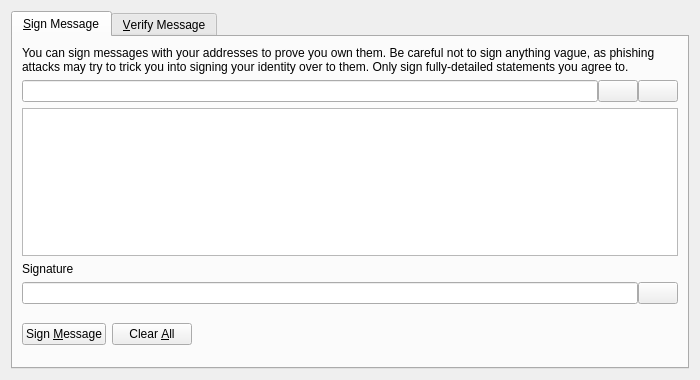
This is src/qt/forms/signverifymessagedialog.ui in weoka/MonkeyV2 as Qt 5 draws it before an edit. The edited form follows.
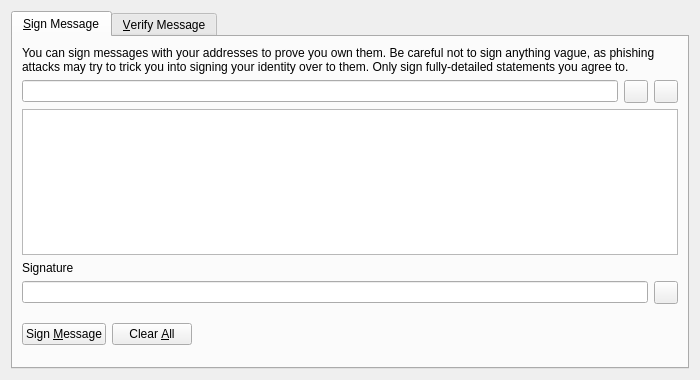
This is the edited form. Icons and pictures are not drawn. Custom widgets are drawn as their Qt base class.

Commit message: [GUI] Fixed labels and sizes

The edit to the form file:
```diff
--- a/src/qt/forms/signverifymessagedialog.ui
+++ b/src/qt/forms/signverifymessagedialog.ui
@@ -42,9 +42,6 @@
        </item>
        <item>
         <layout class="QHBoxLayout" name="horizontalLayout_1_SM">
-         <property name="spacing">
-          <number>0</number>
-         </property>
          <item>
           <widget class="QValidatedLineEdit" name="addressIn_SM">
            <property name="toolTip">
@@ -53,7 +50,7 @@
           </widget>
          </item>
          <item>
-          <widget class="QPushButton" name="addressBookButton_SM">
+          <widget class="QToolButton" name="addressBookButton_SM">
            <property name="toolTip">
             <string>Choose previously used address</string>
            </property>
@@ -74,13 +71,10 @@
            <property name="shortcut">
             <string>Alt+A</string>
            </property>
-           <property name="autoDefault">
-            <bool>false</bool>
-           </property>
           </widget>
          </item>
          <item>
-          <widget class="QPushButton" name="pasteButton_SM">
+          <widget class="QToolButton" name="pasteButton_SM">
            <property name="toolTip">
             <string>Paste address from clipboard</string>
            </property>
@@ -101,9 +95,6 @@
            <property name="shortcut">
             <string>Alt+P</string>
            </property>
-           <property name="autoDefault">
-            <bool>false</bool>
-           </property>
           </widget>
          </item>
         </layout>
@@ -127,9 +118,6 @@
        </item>
        <item>
         <layout class="QHBoxLayout" name="horizontalLayout_2_SM">
-         <property name="spacing">
-          <number>0</number>
-         </property>
          <item>
           <widget class="QLineEdit" name="signatureOut_SM">
            <property name="font">
@@ -143,7 +131,7 @@
           </widget>
          </item>
          <item>
-          <widget class="QPushButton" name="copySignatureButton_SM">
+          <widget class="QToolButton" name="copySignatureButton_SM">
            <property name="toolTip">
             <string>Copy the current signature to the system clipboard</string>
            </property>
@@ -155,9 +143,6 @@
            <property name="text">
             <string/>
            </property>
-           <property name="autoDefault">
-            <bool>false</bool>
-           </property>
           </widget>
          </item>
         </layout>
```
Left out of the diff: 8 changed lines with no effect on the pictures. The commit also changes 2 other files.
